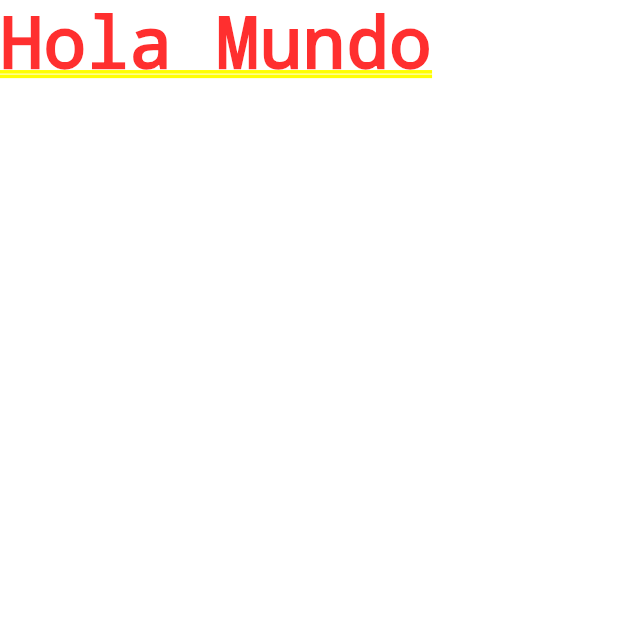
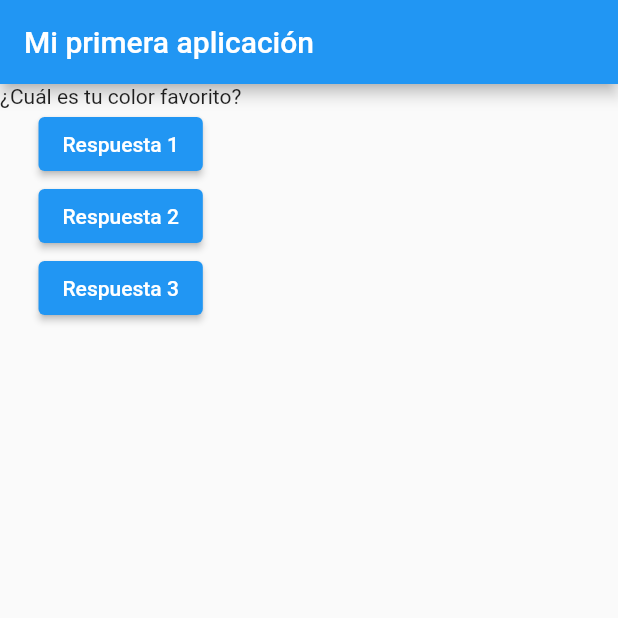
Before and after one commit to jebusdoodles/quiz-app-flutter, a Flutter app: the screen it shows after launch, on a phone screen of 412 x 824 dp, the top half of it. Run offline on Flutter 3.47's test engine with Material 2 defaults, Android fonts, the phone set to English and light mode, and no system bars.

```diff
--- a/lib/main.dart
+++ b/lib/main.dart
@@ -1,13 +1,60 @@
 import 'package:flutter/material.dart';
 
-void main(){
-  runApp(MyApp());
-}
+void main() => runApp(MyApp());
 
-class MyApp extends StatelessWidget{
+class MyApp extends StatefulWidget{
 
-  Widget build(BuildContext context){
-    return MaterialApp(home: Text('Hola Mundo'), );
+  @override
+  State<StatefulWidget> createState() {
+
+    return MyAppState();
+
   }
 
 }
+
+class MyAppState extends State<MyApp>{
+  var questionIndex = 0;
+
+  void answerQuestion(){
+
+    setState((){
+      questionIndex = questionIndex + 1;
+    });
+
+    print(questionIndex);
+
+  }
+
+  @override
+  Widget build(BuildContext context){
+
+    var questions = [
+      '¿Cuál es tu color favorito?',
+      '¿Cuál es tu animal favorito?',
+    ];
+
+    return MaterialApp(home: Scaffold(
+      appBar: AppBar(
+        title: Text('Mi primera aplicación'),
+      ),
+      body: Column(children: [
+        Text(
+          questions[questionIndex]
+        ),
+        ElevatedButton(
+          child: Text('Respuesta 1'),
+          onPressed: answerQuestion,
+        ),
+        ElevatedButton(
+          child: Text('Respuesta 2'),
+          onPressed: () => print('Respuesta seleccionada'),
+        ),
+        ElevatedButton(
+          child: Text('Respuesta 3'),
+          onPressed: answerQuestion,
+        ),
+      ]),
+    ),);
+  }
+}
```
